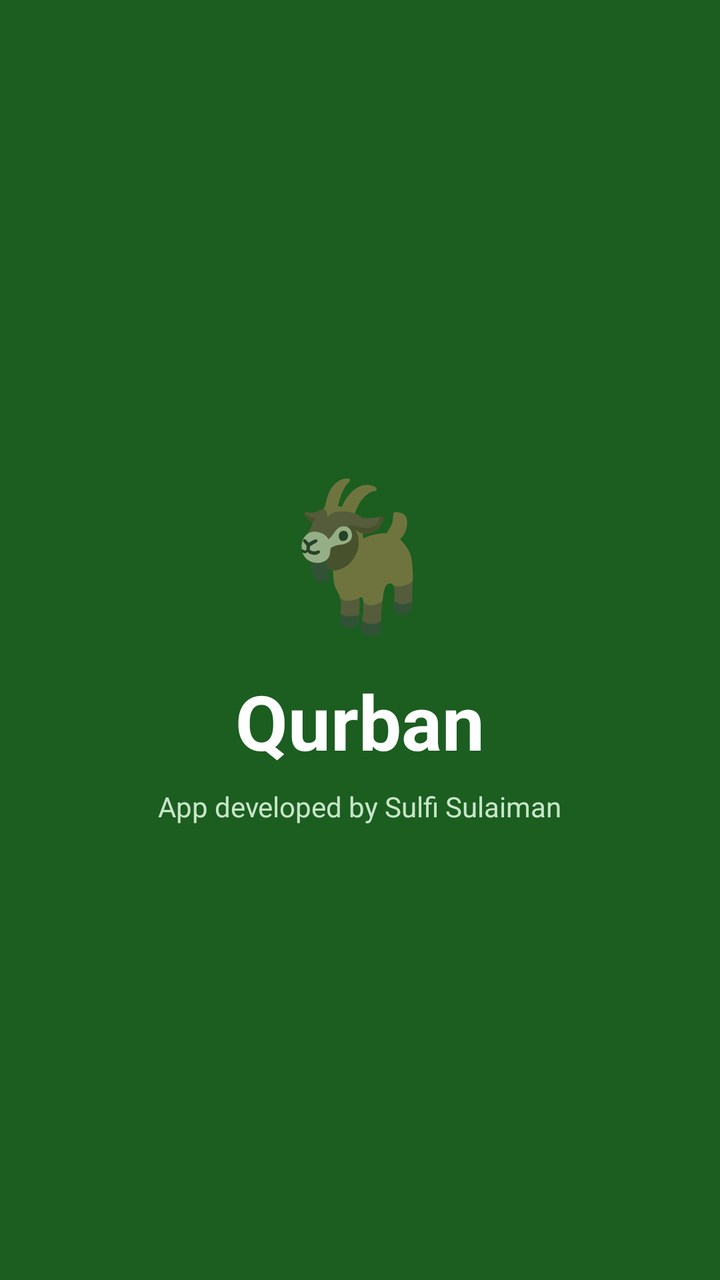
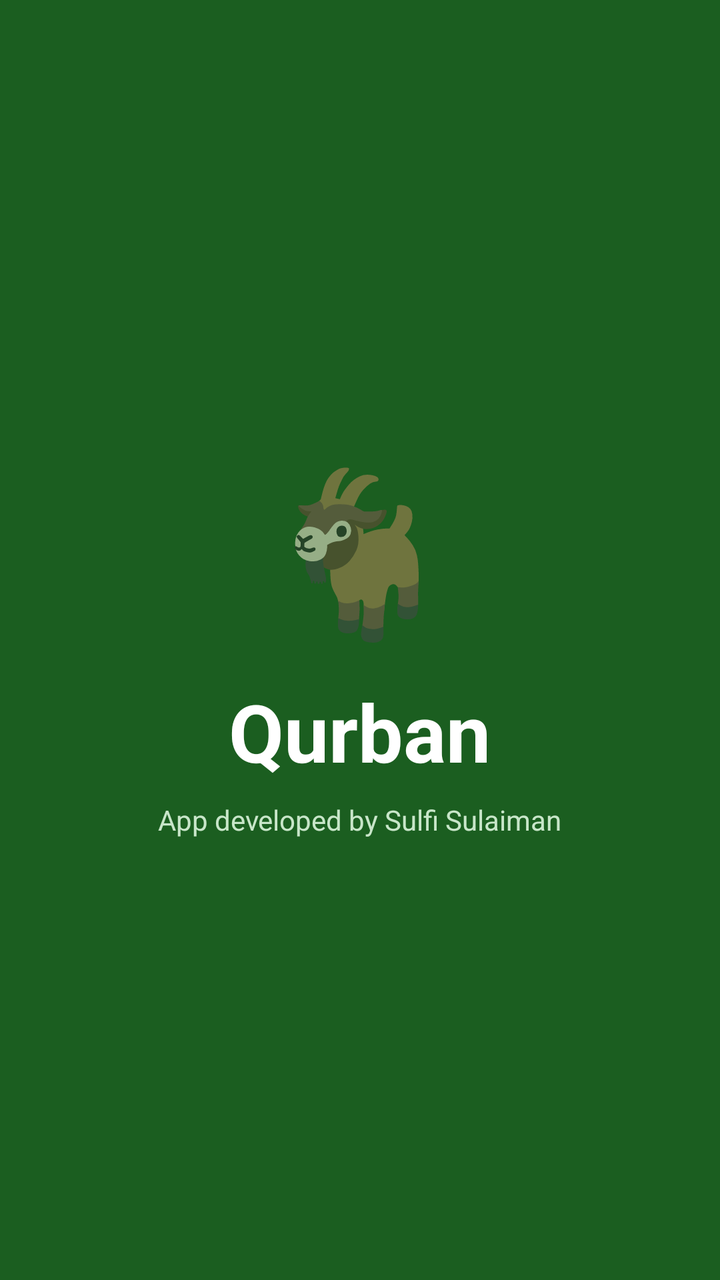

The first picture is an Android layout as it rendered before a commit; the second is the same layout after the commit. The layout source and the unified diff follow.
<!-- AndroidManifest.xml: application theme Theme.MaterialComponents.DayNight.NoActionBar -->
<!-- res/layout/activity_splash.xml -->
<?xml version="1.0" encoding="utf-8"?>
<RelativeLayout xmlns:android="http://schemas.android.com/apk/res/android"
    android:layout_width="match_parent"
    android:layout_height="match_parent"
    android:background="#1B5E20">

    <LinearLayout
        android:layout_width="wrap_content"
        android:layout_height="wrap_content"
        android:layout_centerInParent="true"
        android:gravity="center"
        android:orientation="vertical">

        <TextView
            android:layout_width="wrap_content"
            android:layout_height="wrap_content"
            android:text="🐐"
            android:textSize="72sp"
            android:layout_marginBottom="12dp" />

        <TextView
            android:layout_width="wrap_content"
            android:layout_height="wrap_content"
            android:text="Qurban"
            android:textColor="#FFFFFF"
            android:textSize="38sp"
            android:textStyle="bold" />

        <TextView
            android:layout_width="wrap_content"
            android:layout_height="wrap_content"
            android:layout_marginTop="8dp"
            android:text="App developed by Sulfi Sulaiman"
            android:textColor="#C8E6C9"
            android:textSize="14sp" />
    </LinearLayout>

</RelativeLayout>
<!-- resources referenced by this layout -->
<resources>

</resources>

<!-- the commit's change to res/layout/activity_splash.xml (unified diff, before → after) -->
@@ -11,11 +11,13 @@
         android:gravity="center"
         android:orientation="vertical">
 
+        
         <TextView
+            android:id="@+id/tvLogoEmoji"
             android:layout_width="wrap_content"
             android:layout_height="wrap_content"
             android:text="🐐"
-            android:textSize="72sp"
+            android:textSize="80sp"
             android:layout_marginBottom="12dp" />
 
         <TextView
@@ -23,7 +25,7 @@
             android:layout_height="wrap_content"
             android:text="Qurban"
             android:textColor="#FFFFFF"
-            android:textSize="38sp"
+            android:textSize="40sp"
             android:textStyle="bold" />
 
         <TextView
